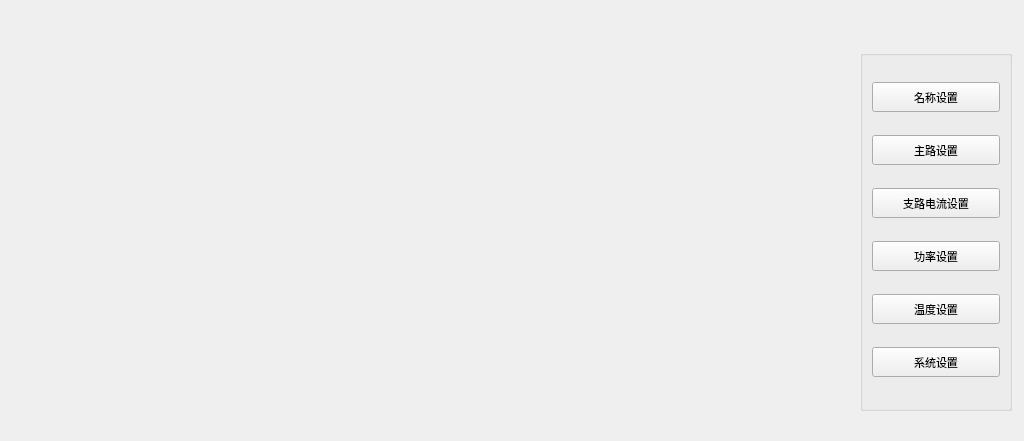
Old version of the form setting/setmainwid.ui in the repository ChinaClever/BusBar-Qt.
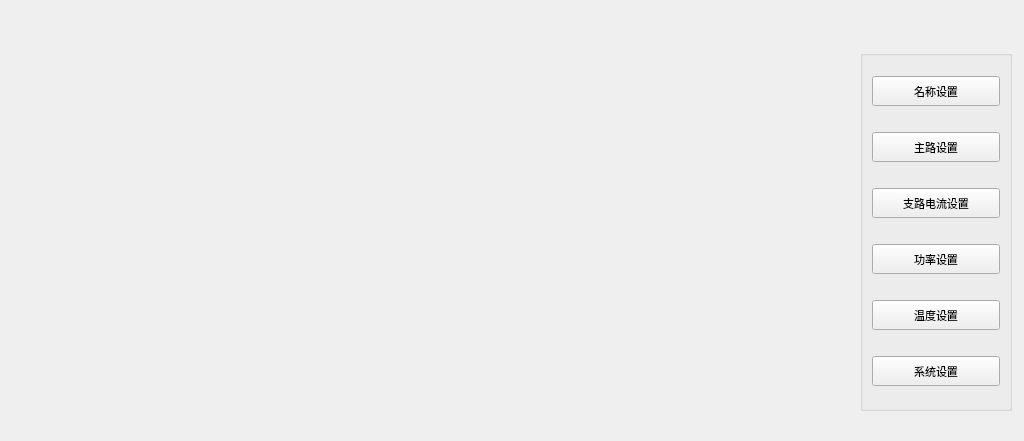
New version of the form.

```diff
--- a/setting/setmainwid.ui
+++ b/setting/setmainwid.ui
@@ -60,6 +60,12 @@
     <string/>
    </property>
    <layout class="QVBoxLayout" name="verticalLayout">
+    <property name="topMargin">
+     <number>0</number>
+    </property>
+    <property name="bottomMargin">
+     <number>0</number>
+    </property>
     <item>
      <widget class="QPushButton" name="nameBtn">
       <property name="maximumSize">
```
